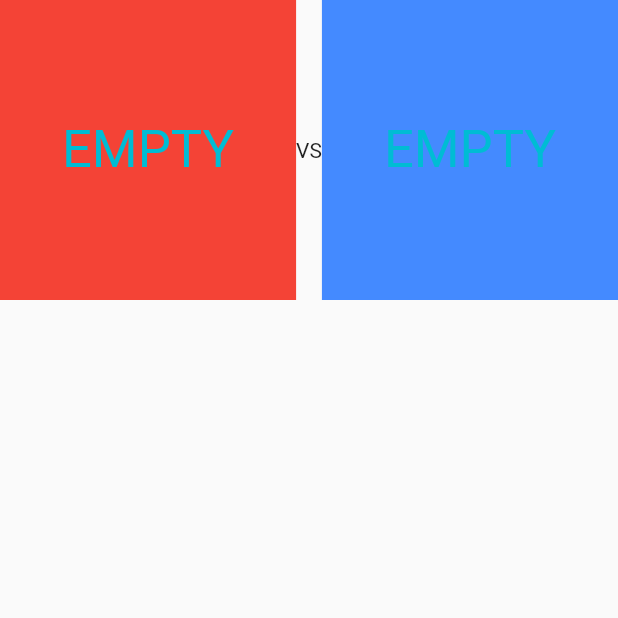
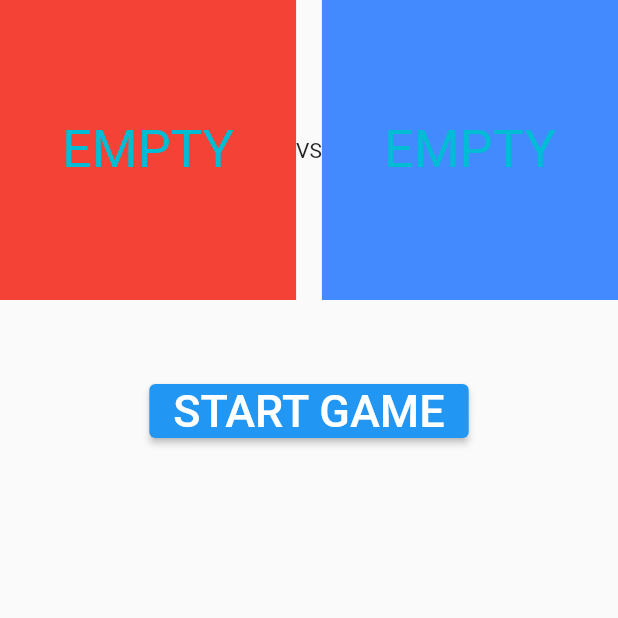
Before and after one commit to canto-hackers/canto_cards_game, a Flutter app: the GamePreviewScreen screen opened by its route, on a phone screen of 412 x 824 dp, the top half of it. Run offline on Flutter 3.47's test engine with Material 2 defaults, Android fonts, the light colour scheme and no system bars; our stand-ins replace get, supabase_flutter; accounts and stored records are empty; statements that could not run were skipped.

Commit message:
Game dissapears when 2 players join: bugfix

```diff
--- a/lib/db/db_ops.dart
+++ b/lib/db/db_ops.dart
@@ -7,8 +7,8 @@ import 'package:supabase_flutter/supabase_flutter.dart';
 class DbOps {
   final supabase = Supabase.instance.client;
 
-  Future<List<Game>> getGames() async {
-    final List<dynamic> data = await supabase.from('games').select('*');
+  Future<List<Game>> getNewGames() async {
+    final List<dynamic> data = await supabase.from('games').select('*').match({'isNewGame': true});
     if (data.isEmpty) {
       // handle empty data
       return [];
--- a/lib/game/game_lobby_controller.dart
+++ b/lib/game/game_lobby_controller.dart
@@ -12,7 +12,7 @@ class GameLobbyController extends GetxController {
   @override
   Future<void> onInit() async {
     super.onInit();
-    availableGames.value = await db.getGames();
+    availableGames.value = await db.getNewGames();
 
     db.supabase.channel('public:games').on(
         RealtimeListenTypes.postgresChanges,
--- a/lib/game/game_preview_screen.dart
+++ b/lib/game/game_preview_screen.dart
@@ -8,7 +8,9 @@ class GamePreviewScreen extends GetView<GamePreviewController> {
   @override
   Widget build(BuildContext context) {
     return Scaffold(
-      body: Row(
+      body: Column(
+        children: [
+          Row(
             mainAxisAlignment: MainAxisAlignment.center,
             children: [
               Expanded(
@@ -16,9 +18,13 @@ class GamePreviewScreen extends GetView<GamePreviewController> {
                   height: 200,
                   color: Colors.red,
                   child: Center(
-                child: Text(
+                    child: Obx(
+                      () {
+                        return Text(
                           controller.host.value.name,
                           style: TextStyle(fontSize: 35, color: Colors.cyan),
+                        );
+                      },
                     ),
                   ),
                 ),
@@ -29,10 +35,27 @@ class GamePreviewScreen extends GetView<GamePreviewController> {
                   height: 200,
                   color: Colors.blueAccent,
                   child: Center(
-                  child: Text(
+                    child: Obx(
+                      () {
+                        return Text(
                           controller.joiner.value.name,
                           style: TextStyle(fontSize: 35, color: Colors.cyan),
-              )),
+                        );
+                      },
+                    ),
+                  ),
+                ),
+              ),
+            ],
+          ),
+          SizedBox(
+            height: 50,
+          ),
+          ElevatedButton(
+            onPressed: () {},
+            child: Text(
+              "START GAME",
+              style: TextStyle(fontSize: 30),
             ),
           ),
         ],
```
Lines whose indentation alone changed are shown as unchanged.
